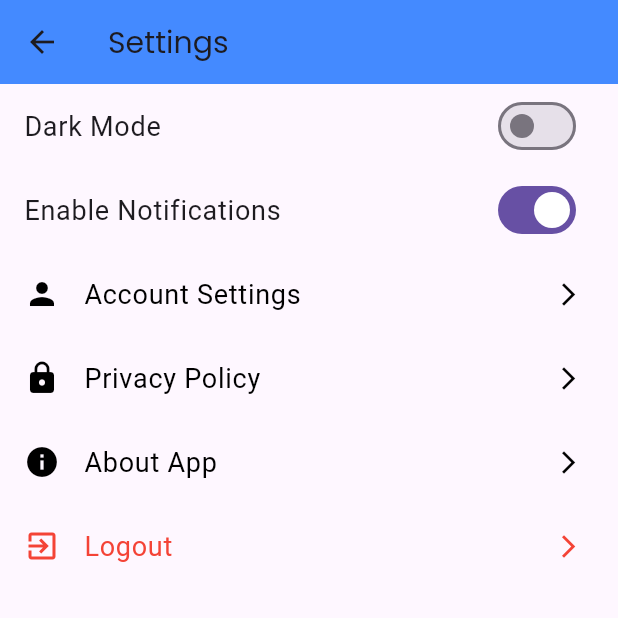
After one commit to Kavinnandha/patient_care, a Flutter app: the SettingsPage screen opened directly, on a phone screen of 412 x 824 dp, the top half of it. The commit adds this screen. Run offline on Flutter 3.47's test engine with Material 3 defaults, Android fonts, the phone set to English and light mode, and no system bars; our stand-ins replace google_fonts.

Commit message:
Added the settings page

```diff
--- a/lib/dashboard.dart
+++ b/lib/dashboard.dart
@@ -1,5 +1,6 @@
 import 'package:flutter/material.dart';
 import 'package:google_fonts/google_fonts.dart';
+import 'package:patient_care/setting.dart';
 import 'diet.dart';
 import 'exercise.dart';
 import 'water_intake.dart';
@@ -361,7 +362,7 @@ class Dashboard extends StatelessWidget {
           _buildDrawerItem(context, Icons.school, "Appointment", DoctorAppointmentPage()),
           _buildDrawerItem(context, Icons.insert_chart, "Insights", Placeholder()),
           Divider(),
-          _buildDrawerItem(context, Icons.settings, "Settings", Placeholder()),
+          _buildDrawerItem(context, Icons.settings, "Settings", SettingsPage()),
           _buildDrawerItem(context, Icons.info, "Disclaimer", Placeholder()),
           _buildDrawerItem(context, Icons.help, "Help", Placeholder()),
         ],
--- /dev/null
+++ b/lib/setting.dart
@@ -0,0 +1,91 @@
+import 'package:flutter/material.dart';
+import 'package:google_fonts/google_fonts.dart';
+
+class SettingsPage extends StatefulWidget {
+  @override
+  _SettingsPageState createState() => _SettingsPageState();
+}
+
+class _SettingsPageState extends State<SettingsPage> {
+  bool _darkMode = false;
+  bool _notificationsEnabled = true;
+
+  @override
+  Widget build(BuildContext context) {
+    return Scaffold(
+      appBar: AppBar(
+        title: Text("Settings", style: GoogleFonts.poppins(fontSize: 20)),
+        backgroundColor: Colors.blueAccent,
+      ),
+      body: ListView(
+        children: [
+          _buildSwitchTile(
+            title: "Dark Mode",
+            value: _darkMode,
+            onChanged: (bool value) {
+              setState(() {
+                _darkMode = value;
+              });
+            },
+          ),
+          _buildSwitchTile(
+            title: "Enable Notifications",
+            value: _notificationsEnabled,
+            onChanged: (bool value) {
+              setState(() {
+                _notificationsEnabled = value;
+              });
+            },
+          ),
+          _buildListTile(
+            title: "Account Settings",
+            icon: Icons.person,
+            onTap: () {},
+          ),
+          _buildListTile(
+            title: "Privacy Policy",
+            icon: Icons.lock,
+            onTap: () {},
+          ),
+          _buildListTile(
+            title: "About App",
+            icon: Icons.info,
+            onTap: () {},
+          ),
+          _buildListTile(
+            title: "Logout",
+            icon: Icons.exit_to_app,
+            onTap: () {},
+            color: Colors.red,
+          ),
+        ],
+      ),
+    );
+  }
+
+  Widget _buildSwitchTile({
+    required String title,
+    required bool value,
+    required Function(bool) onChanged,
+  }) {
+    return SwitchListTile(
+      title: Text(title, style: GoogleFonts.roboto(fontSize: 18)),
+      value: value,
+      onChanged: onChanged,
+    );
+  }
+
+  Widget _buildListTile({
+    required String title,
+    required IconData icon,
+    required Function() onTap,
+    Color color = Colors.black,
+  }) {
+    return ListTile(
+      leading: Icon(icon, color: color),
+      title: Text(title, style: GoogleFonts.roboto(fontSize: 18, color: color)),
+      trailing: Icon(Icons.arrow_forward_ios, size: 18, color: color),
+      onTap: onTap,
+    );
+  }
+}
```
